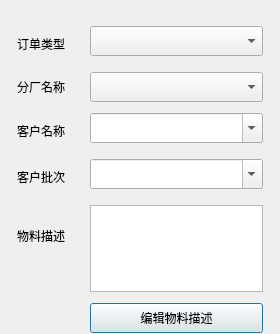
superp2017/NTERP, file Qt/ERP/dialogneworder.ui: the form before one commit; both pictures show x 0 to 280 and y 0 to 334 of the 280 by 598 pixel window.
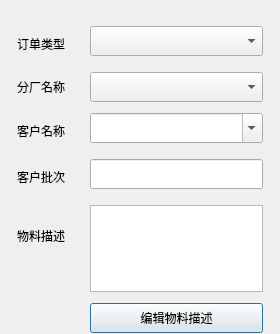
The form after the commit.

```diff
--- a/Qt/ERP/dialogneworder.ui
+++ b/Qt/ERP/dialogneworder.ui
@@ -126,22 +126,6 @@
        </property>
       </widget>
      </item>
-     <item row="3" column="1">
-      <widget class="QComboBox" name="comboBox_CustomBatch">
-       <property name="minimumSize">
-        <size>
-         <width>0</width>
-         <height>30</height>
-        </size>
-       </property>
-       <property name="editable">
-        <bool>true</bool>
-       </property>
-       <property name="maxCount">
-        <number>20</number>
-       </property>
-      </widget>
-     </item>
      <item row="4" column="0">
       <widget class="QLabel" name="label_5">
        <property name="minimumSize">
@@ -300,6 +284,16 @@
        </property>
       </widget>
      </item>
+     <item row="3" column="1">
+      <widget class="QLineEdit" name="lineEdit_custombatch">
+       <property name="minimumSize">
+        <size>
+         <width>0</width>
+         <height>30</height>
+        </size>
+       </property>
+      </widget>
+     </item>
     </layout>
    </item>
    <item>
```
